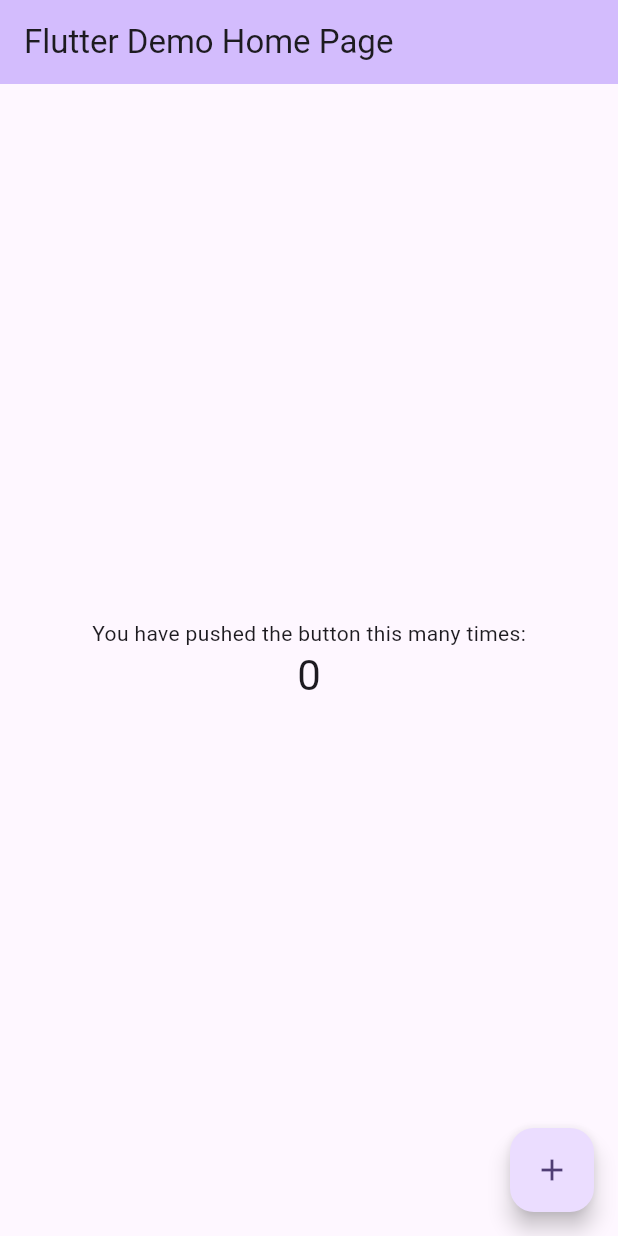
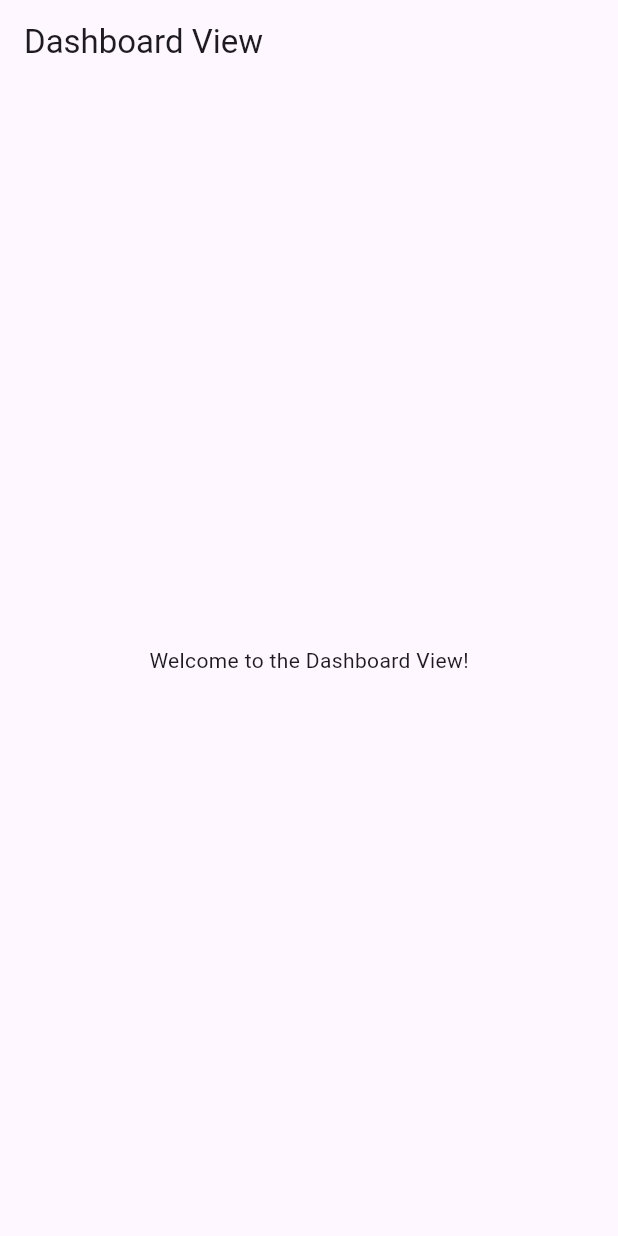
Before and after one commit to ibnRizk/adapt_Dash_Board, a Flutter app: the screen it shows after launch, on a phone screen of 412 x 824 dp. Run offline on Flutter 3.47's test engine with Material 3 defaults, Android fonts, the phone set to English and light mode, and no system bars.

```diff
--- a/lib/main.dart
+++ b/lib/main.dart
@@ -1,122 +1,20 @@
 import 'package:flutter/material.dart';
 
+import 'views/dashboard_view.dart';
+
 void main() {
-  runApp(const MyApp());
+  runApp(const DashBoard());
 }
 
-class MyApp extends StatelessWidget {
-  const MyApp({super.key});
+class DashBoard extends StatelessWidget {
+  const DashBoard({super.key});
 
-  // This widget is the root of your application.
   @override
   Widget build(BuildContext context) {
     return MaterialApp(
-      title: 'Flutter Demo',
-      theme: ThemeData(
-        // This is the theme of your application.
-        //
-        // TRY THIS: Try running your application with "flutter run". You'll see
-        // the application has a purple toolbar. Then, without quitting the app,
-        // try changing the seedColor in the colorScheme below to Colors.green
-        // and then invoke "hot reload" (save your changes or press the "hot
-        // reload" button in a Flutter-supported IDE, or press "r" if you used
-        // the command line to start the app).
-        //
-        // Notice that the counter didn't reset back to zero; the application
-        // state is not lost during the reload. To reset the state, use hot
-        // restart instead.
-        //
-        // This works for code too, not just values: Most code changes can be
-        // tested with just a hot reload.
-        colorScheme: ColorScheme.fromSeed(seedColor: Colors.deepPurple),
-      ),
-      home: const MyHomePage(title: 'Flutter Demo Home Page'),
+      home: const DashboardView(),
+      debugShowCheckedModeBanner: false,
+      theme: ThemeData(primarySwatch: Colors.blue),
     );
   }
 }
-
-class MyHomePage extends StatefulWidget {
-  const MyHomePage({super.key, required this.title});
-
-  // This widget is the home page of your application. It is stateful, meaning
-  // that it has a State object (defined below) that contains fields that affect
-  // how it looks.
-
-  // This class is the configuration for the state. It holds the values (in this
-  // case the title) provided by the parent (in this case the App widget) and
-  // used by the build method of the State. Fields in a Widget subclass are
-  // always marked "final".
-
-  final String title;
-
-  @override
-  State<MyHomePage> createState() => _MyHomePageState();
-}
-
-class _MyHomePageState extends State<MyHomePage> {
-  int _counter = 0;
-
-  void _incrementCounter() {
-    setState(() {
-      // This call to setState tells the Flutter framework that something has
-      // changed in this State, which causes it to rerun the build method below
-      // so that the display can reflect the updated values. If we changed
-      // _counter without calling setState(), then the build method would not be
-      // called again, and so nothing would appear to happen.
-      _counter++;
-    });
-  }
-
-  @override
-  Widget build(BuildContext context) {
-    // This method is rerun every time setState is called, for instance as done
-    // by the _incrementCounter method above.
-    //
-    // The Flutter framework has been optimized to make rerunning build methods
-    // fast, so that you can just rebuild anything that needs updating rather
-    // than having to individually change instances of widgets.
-    return Scaffold(
-      appBar: AppBar(
-        // TRY THIS: Try changing the color here to a specific color (to
-        // Colors.amber, perhaps?) and trigger a hot reload to see the AppBar
-        // change color while the other colors stay the same.
-        backgroundColor: Theme.of(context).colorScheme.inversePrimary,
-        // Here we take the value from the MyHomePage object that was created by
-        // the App.build method, and use it to set our appbar title.
-        title: Text(widget.title),
-      ),
-      body: Center(
-        // Center is a layout widget. It takes a single child and positions it
-        // in the middle of the parent.
-        child: Column(
-          // Column is also a layout widget. It takes a list of children and
-          // arranges them vertically. By default, it sizes itself to fit its
-          // children horizontally, and tries to be as tall as its parent.
-          //
-          // Column has various properties to control how it sizes itself and
-          // how it positions its children. Here we use mainAxisAlignment to
-          // center the children vertically; the main axis here is the vertical
-          // axis because Columns are vertical (the cross axis would be
-          // horizontal).
-          //
-          // TRY THIS: Invoke "debug painting" (choose the "Toggle Debug Paint"
-          // action in the IDE, or press "p" in the console), to see the
-          // wireframe for each widget.
-          mainAxisAlignment: MainAxisAlignment.center,
-          children: <Widget>[
-            const Text('You have pushed the button this many times:'),
-            Text(
-              '$_counter',
-              style: Theme.of(context).textTheme.headlineMedium,
-            ),
-          ],
-        ),
-      ),
-      floatingActionButton: FloatingActionButton(
-        onPressed: _incrementCounter,
-        tooltip: 'Increment',
-        child: const Icon(Icons.add),
-      ), // This trailing comma makes auto-formatting nicer for build methods.
-    );
-  }
-}
--- /dev/null
+++ b/lib/views/dashboard_view.dart
@@ -0,0 +1,15 @@
+import 'package:flutter/material.dart';
+
+class DashboardView extends StatelessWidget {
+  const DashboardView({super.key});
+
+  @override
+  Widget build(BuildContext context) {
+    return Scaffold(
+      appBar: AppBar(title: const Text('Dashboard View')),
+      body: Center(
+        child: const Text('Welcome to the Dashboard View!'),
+      ),
+    );
+  }
+}
```
Also changed, not shown: lib/views/widgets/adaptive_layout_widget.dart (added, +23 -0 lines).
